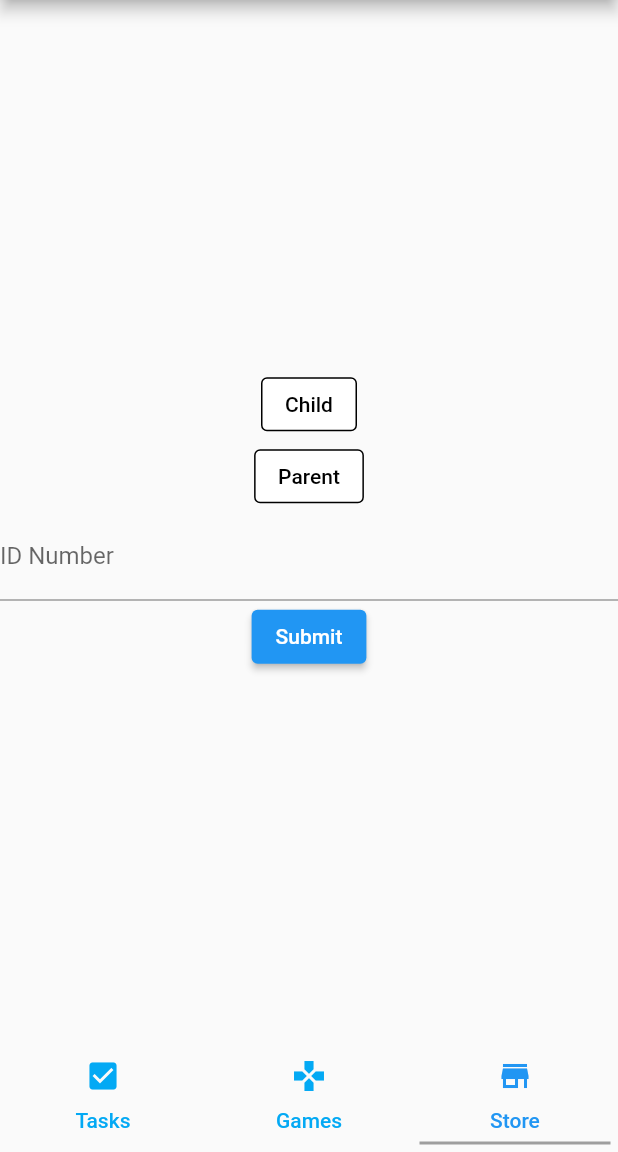
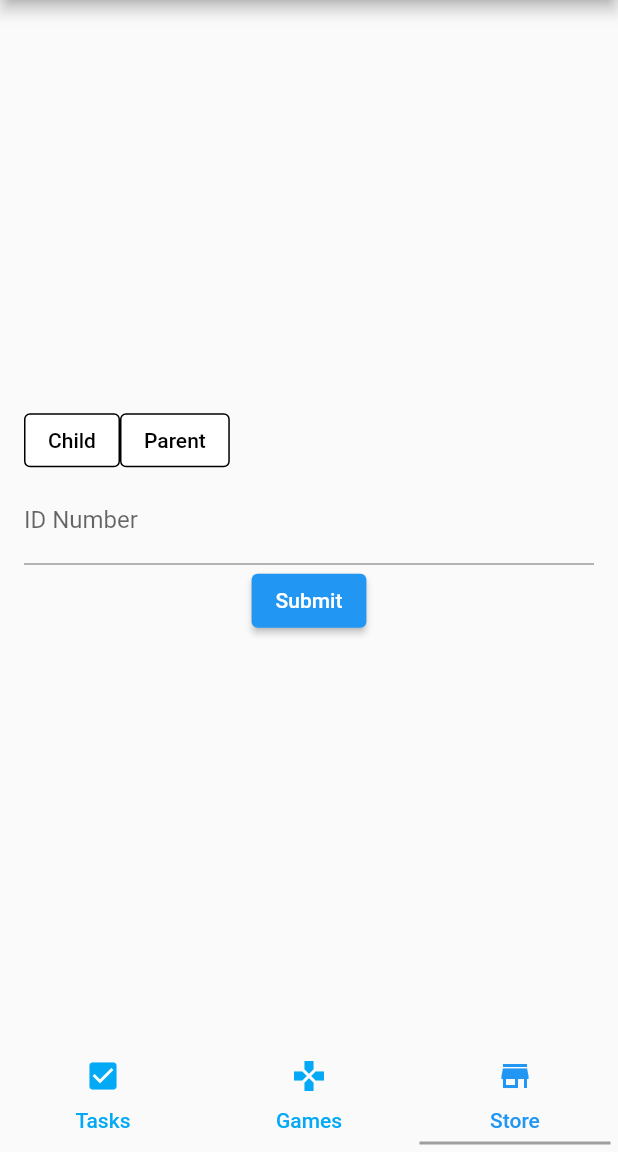
Before and after one commit to michal-mano/cshack, a Flutter app: the MyHomePage screen opened directly, item 3 of the bottom bar chosen, on a phone screen of 412 x 824 dp, the part 84-1236 px from its top. Run offline on Flutter 3.47's test engine with Material 2 defaults, Android fonts, the phone set to English and light mode, and no system bars; our stand-ins replace firebase_core, firebase_database, shared_preferences; accounts and stored records are empty.

```diff
--- a/lib/login_page.dart
+++ b/lib/login_page.dart
@@ -20,7 +20,7 @@ class _LoginPageState extends State<LoginPage> {
   Widget build(BuildContext context) {
     return Scaffold(
       appBar: AppBar(title: const Text('Setup')),
-      body: Column(
+      body: Padding(padding:EdgeInsets.all(16.0), child: Column(
         mainAxisAlignment: MainAxisAlignment.center,
         children: [
           const Center(
@@ -35,7 +35,7 @@ class _LoginPageState extends State<LoginPage> {
           ),
           ElevatedButton(
             onPressed: () async {
-              await saveString('UID', _controller.text);
+              await saveString('family_id', _controller.text);
               Navigator.of(context).pushReplacement(
                 MaterialPageRoute(builder: (context) => const MyHomePage()),
               );
@@ -43,6 +43,7 @@ class _LoginPageState extends State<LoginPage> {
             child: const Text('Submit'),
           ),
         ],
+      ),
       ),
     );
   }
@@ -84,7 +85,7 @@ class _ParentOrChildState extends State<ParentOrChild> {
 
   @override
   Widget build(BuildContext context) {
-    return Column(
+    return Row(
       children: <Widget>[
         CustomRadioButton(USER_TYPE_CHILD, 1),
         CustomRadioButton(USER_TYPE_PARENT, 2)
--- a/pubspec.yaml
+++ b/pubspec.yaml
@@ -32,6 +32,7 @@ dependencies:
     sdk: flutter
 
   shared_preferences: ^2.0.13
+  uuid: ^3.0.6
 
   # The following adds the Cupertino Icons font to your application.
   # Use with the CupertinoIcons class for iOS style icons.
```
Also changed, not shown: lib/main.dart (+10 -3 lines), lib/tasks.dart (+19 -3 lines), lib/firebase_options.dart, pubspec.lock.
